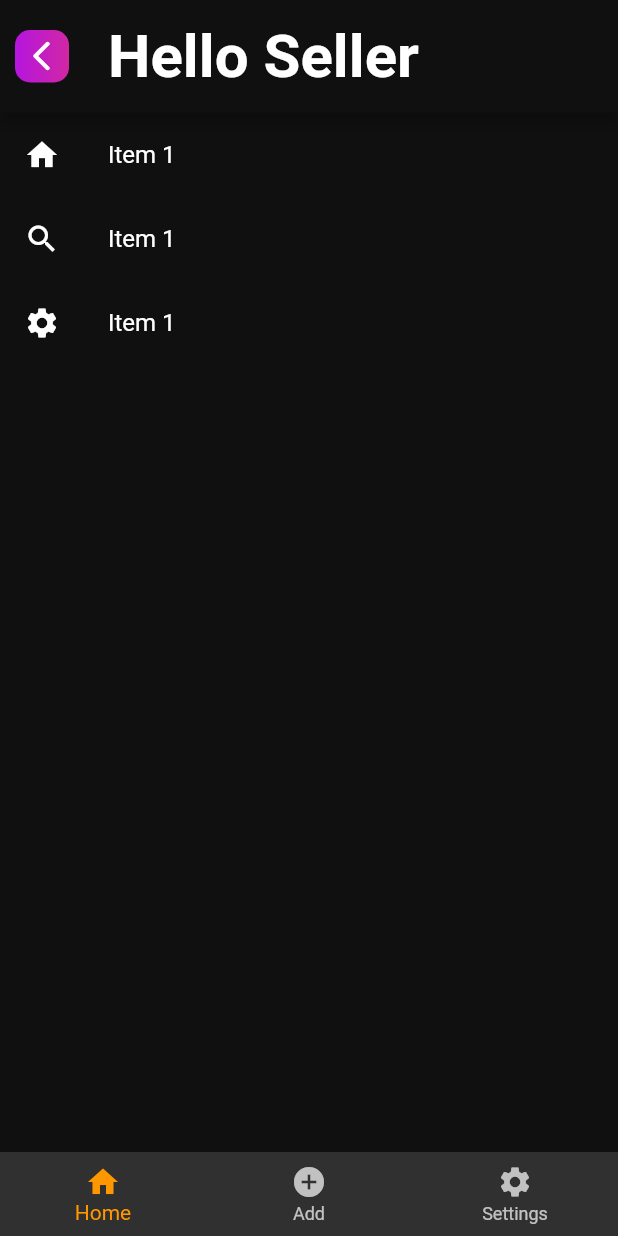
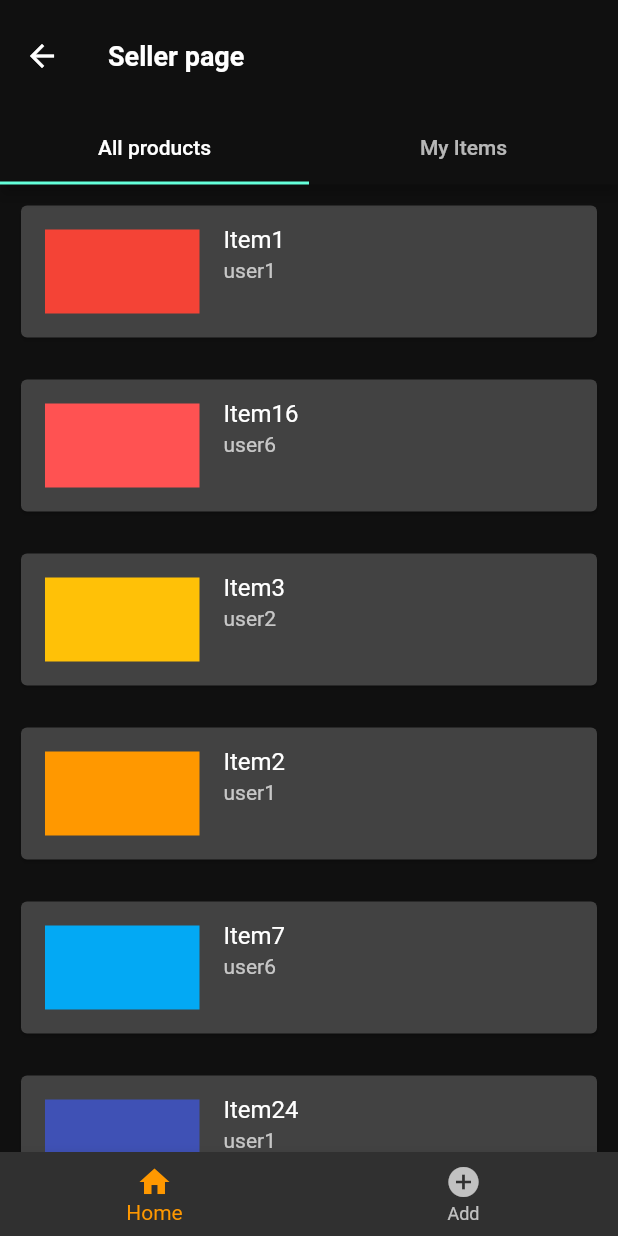
Before and after one commit to imrankhan8107/fcrit_mart, a Flutter app: the Sellerpage screen opened by its route, on a phone screen of 412 x 824 dp. Run offline on Flutter 3.47's test engine with Material 2 defaults, Android fonts, the light colour scheme and no system bars; our stand-ins replace cloud_firestore, firebase_auth, firebase_core, firebase_storage, fluttertoast, image_picker; accounts and stored records are empty.

Commit message:
Merge remote-tracking branch 'github/master'

```diff
--- /dev/null
+++ b/lib/components/list_of_items.dart
@@ -0,0 +1,38 @@
+import 'package:fcrit_mart/screens/seller_side/my_products.dart';
+import 'package:flutter/material.dart';
+
+Widget allproducts = ListView(
+  children: const [
+    CardswithDetails(color: Colors.red, subtitle: 'user1', title: 'Item1'),
+    CardswithDetails(
+        color: Colors.redAccent, title: 'Item16', subtitle: 'user6'),
+    CardswithDetails(color: Colors.amber, title: 'Item3', subtitle: 'user2'),
+    CardswithDetails(color: Colors.orange, title: 'Item2', subtitle: 'user1'),
+    CardswithDetails(
+        color: Colors.lightBlue, title: 'Item7', subtitle: 'user6'),
+    CardswithDetails(color: Colors.indigo, title: 'Item24', subtitle: 'user1'),
+    CardswithDetails(
+        color: Colors.deepPurple, title: 'Item8', subtitle: 'user1'),
+    CardswithDetails(color: Colors.blue, title: 'Item15', subtitle: 'user1'),
+    CardswithDetails(color: Colors.yellow, title: 'Item5', subtitle: 'user1'),
+    CardswithDetails(color: Colors.grey, title: 'Item8', subtitle: 'user3'),
+    CardswithDetails(color: Colors.green, title: 'Item9', subtitle: 'user1'),
+    CardswithDetails(color: Colors.lime, title: 'Item13', subtitle: 'user2'),
+    CardswithDetails(
+        color: Colors.lightGreenAccent, title: 'Item18', subtitle: 'user5'),
+    CardswithDetails(color: Colors.blueGrey, title: 'Item8', subtitle: 'user1'),
+  ],
+);
+
+Widget myproducts = ListView(
+  children: const [
+    CardswithDetails(color: Colors.red, subtitle: 'user1', title: 'Item1'),
+    CardswithDetails(color: Colors.orange, title: 'Item2', subtitle: 'user1'),
+    CardswithDetails(color: Colors.yellow, title: 'Item5', subtitle: 'user1'),
+    CardswithDetails(color: Colors.green, title: 'Item9', subtitle: 'user1'),
+    CardswithDetails(color: Colors.blue, title: 'Item15', subtitle: 'user1'),
+    CardswithDetails(color: Colors.indigo, title: 'Item24', subtitle: 'user1'),
+    CardswithDetails(
+        color: Colors.deepPurple, title: 'Item8', subtitle: 'user1'),
+  ],
+);
--- a/lib/screens/authentication/sign_in_page.dart
+++ b/lib/screens/authentication/sign_in_page.dart
@@ -37,7 +37,7 @@ class _SignInState extends State<SignIn> {
         title: const Text('Log in'),
       ),
       body: Padding(
-        padding: const EdgeInsets.symmetric(horizontal: 40),
+        padding: const EdgeInsets.symmetric(horizontal: 30),
         child: Column(
           mainAxisAlignment: MainAxisAlignment.spaceEvenly,
           crossAxisAlignment: CrossAxisAlignment.center,
@@ -58,6 +58,9 @@ class _SignInState extends State<SignIn> {
             //   ],
             // ),
             Image.asset('images/fcritlogo.png'),
+            const SizedBox(
+              height: 10,
+            ),
             Textfieldinput(
               textEditingController: _emailField,
               hinttext: 'Enter your Email',
--- a/lib/screens/buyer_side/buyer_page.dart
+++ b/lib/screens/buyer_side/buyer_page.dart
@@ -1,5 +1,5 @@
-import 'package:fcrit_mart/components/appbar_button.dart';
 import 'package:fcrit_mart/constants.dart';
+import 'package:fcrit_mart/screens/buyer_side/buyer_side_view.dart';
 import 'package:flutter/material.dart';
 
 class Buyerpage extends StatefulWidget {
@@ -14,35 +14,9 @@ class _BuyerpageState extends State<Buyerpage> {
   static const TextStyle optionStyle =
       TextStyle(fontSize: 30, fontWeight: FontWeight.bold);
   static final List<Widget> _widgetOptions = <Widget>[
-    Column(
-      children: [
-        Container(
-          child: ListTile(
-            leading: Icon(Icons.home),
-            title: Text('Item 1'),
-          ),
-        ),
-        Container(
-          child: ListTile(
-            leading: Icon(Icons.search),
-            title: Text('Item 1'),
-          ),
-        ),
-        Container(
-          child: ListTile(
-            leading: Icon(Icons.settings),
-            title: Text('Item 1'),
-          ),
-        ),
-      ],
-    ),
-    Text(
-      'Index 1: Search',
-      style: optionStyle,
-    ),
-    Text(
-      'Index 2: Settings',
-      style: optionStyle,
+    const BuyersideHomepage(),
+    const Center(
+      child: Text('Items Added to cart will be displayed here'),
     ),
   ];
 
@@ -57,14 +31,6 @@ class _BuyerpageState extends State<Buyerpage> {
     return Scaffold(
       body: _widgetOptions.elementAt(_selectedIndex),
       drawer: const AppDrawer(),
-      appBar: AppBar(
-        leading: Appbarbutton(
-          ontapAppbar: () {
-            Navigator.pop(context);
-          },
-        ),
-        title: const Text('Hello Buyer'),
-      ),
       bottomNavigationBar: BottomNavigationBar(
         currentIndex: _selectedIndex,
         onTap: _onItemTapped,
@@ -75,12 +41,8 @@ class _BuyerpageState extends State<Buyerpage> {
             label: 'Home',
           ),
           BottomNavigationBarItem(
-            icon: Icon(Icons.search),
-            label: 'Search',
-          ),
-          BottomNavigationBarItem(
-            icon: Icon(Icons.settings),
-            label: 'Settings',
+            icon: Icon(Icons.shopping_cart),
+            label: 'My Cart',
           ),
         ],
       ),
--- /dev/null
+++ b/lib/screens/buyer_side/buyer_side_view.dart
@@ -0,0 +1,86 @@
+import 'package:fcrit_mart/components/appbar_button.dart';
+import 'package:fcrit_mart/components/list_of_items.dart';
+import 'package:flutter/material.dart';
+
+class BuyersideHomepage extends StatelessWidget {
+  const BuyersideHomepage({Key? key}) : super(key: key);
+
+  @override
+  Widget build(BuildContext context) {
+    return DefaultTabController(
+      initialIndex: 0,
+      length: 2,
+      child: Scaffold(
+        appBar: AppBar(
+          title: const Text(
+            'Buyer view',
+            style: TextStyle(fontSize: 18),
+          ),
+          leading: Appbarbutton(
+            ontapAppbar: () {
+              Navigator.pop(context);
+            },
+          ),
+          bottom: const TabBar(
+            tabs: <Widget>[
+              Tab(
+                text: 'All products',
+              ),
+              Tab(
+                text: 'Search',
+              ),
+            ],
+          ),
+        ),
+        body: TabBarView(
+          children: [
+            allproducts,
+            Padding(
+              padding: const EdgeInsets.all(10.0),
+              child: TextFormField(
+                decoration: InputDecoration(
+                  hintText: 'Search',
+                  border: OutlineInputBorder(
+                    borderSide: Divider.createBorderSide(context),
+                  ),
+                ),
+              ),
+            ),
+          ],
+        ),
+      ),
+    );
+  }
+}
+
+class CardswithDetails extends StatelessWidget {
+  const CardswithDetails(
+      {Key? key,
+      required this.color,
+      required this.title,
+      required this.subtitle})
+      : super(key: key);
+  final Color color;
+  final String title;
+  final String subtitle;
+
+  @override
+  Widget build(BuildContext context) {
+    return Padding(
+      padding: const EdgeInsets.all(10.0),
+      child: Card(
+        child: ListTile(
+          leading: Container(
+            width: MediaQuery.of(context).size.width / 4,
+            height: MediaQuery.of(context).size.height,
+            color: color,
+          ),
+          title: Text(title),
+          subtitle: Text(subtitle),
+          // trailing: Icon(Icons.more_vert),
+          isThreeLine: true,
+        ),
+      ),
+    );
+  }
+}
--- /dev/null
+++ b/lib/screens/seller_side/my_products.dart
@@ -0,0 +1,70 @@
+import 'package:fcrit_mart/components/list_of_items.dart';
+import 'package:flutter/material.dart';
+
+class Myproducts extends StatelessWidget {
+  const Myproducts({Key? key}) : super(key: key);
+
+  @override
+  Widget build(BuildContext context) {
+    return DefaultTabController(
+      initialIndex: 0,
+      length: 2,
+      child: Scaffold(
+        appBar: AppBar(
+          title: Text(
+            'Seller page',
+            style: TextStyle(fontSize: 18),
+          ),
+          bottom: const TabBar(
+            tabs: <Widget>[
+              Tab(
+                text: 'All products',
+              ),
+              Tab(
+                text: 'My Items',
+              ),
+            ],
+          ),
+        ),
+        body: TabBarView(
+          children: [
+            allproducts,
+            myproducts,
+          ],
+        ),
+      ),
+    );
+  }
+}
+
+class CardswithDetails extends StatelessWidget {
+  const CardswithDetails(
+      {Key? key,
+      required this.color,
+      required this.title,
+      required this.subtitle})
+      : super(key: key);
+  final Color color;
+  final String title;
+  final String subtitle;
+
+  @override
+  Widget build(BuildContext context) {
+    return Padding(
+      padding: const EdgeInsets.all(10.0),
+      child: Card(
+        child: ListTile(
+          leading: Container(
+            width: MediaQuery.of(context).size.width / 4,
+            height: MediaQuery.of(context).size.height,
+            color: color,
+          ),
+          title: Text(title),
+          subtitle: Text(subtitle),
+          // trailing: Icon(Icons.more_vert),
+          isThreeLine: true,
+        ),
+      ),
+    );
+  }
+}
--- a/lib/screens/seller_side/seller_page.dart
+++ b/lib/screens/seller_side/seller_page.dart
@@ -1,8 +1,9 @@
 import 'dart:typed_data';
 
-import 'package:fcrit_mart/components/appbar_button.dart';
 import 'package:fcrit_mart/components/image.dart';
 import 'package:fcrit_mart/constants.dart';
+import 'package:fcrit_mart/flutterfire.dart';
+import 'package:fcrit_mart/screens/seller_side/my_products.dart';
 import 'package:flutter/cupertino.dart';
 import 'package:flutter/material.dart';
 import 'package:image_picker/image_picker.dart';
@@ -17,29 +18,37 @@ class Sellerpage extends StatefulWidget {
 class _SellerpageState extends State<Sellerpage> {
   Uint8List? _image;
   int _selectedIndex = 0;
-  TextStyle optionStyle = TextStyle(fontSize: 30, fontWeight: FontWeight.bold);
+  TextStyle optionStyle =
+      const TextStyle(fontSize: 30, fontWeight: FontWeight.bold);
+  final TextEditingController _productname = TextEditingController();
+  final TextEditingController _description = TextEditingController();
 
   @override
   Widget build(BuildContext context) {
     final List<Widget> _widgetOptions = <Widget>[
+      const Myproducts(),
       Column(
-        children: const [
-          ListTile(
-            leading: Icon(Icons.home),
-            title: Text('Item 1'),
+        mainAxisAlignment: MainAxisAlignment.center,
+        crossAxisAlignment: CrossAxisAlignment.stretch,
+        children: [
+          Padding(
+            padding: const EdgeInsets.symmetric(
+              vertical: 10,
+              horizontal: 30,
             ),
-          ListTile(
-            leading: Icon(Icons.search),
-            title: Text('Item 1'),
+            child: TextField(
+              maxLines: 1,
+              controller: _productname,
+              decoration: InputDecoration(
+                border: OutlineInputBorder(
+                  borderSide: Divider.createBorderSide(context),
                 ),
-          ListTile(
-            leading: Icon(Icons.settings),
-            title: Text('Item 1'),
+                hintText: 'Product Name',
+                filled: true,
+                contentPadding: const EdgeInsets.all(15),
               ),
-        ],
             ),
-      Column(
-        children: [
+          ),
           _image != null
               ? GestureDetector(
                   onTap: () async {
@@ -48,6 +57,10 @@ class _SellerpageState extends State<Sellerpage> {
                       _image = img;
                     });
                   },
+                  child: Padding(
+                    padding: const EdgeInsets.symmetric(
+                      horizontal: 30,
+                    ),
                     child: Container(
                       height: 200,
                       decoration: BoxDecoration(
@@ -57,10 +70,12 @@ class _SellerpageState extends State<Sellerpage> {
                         ),
                       ),
                       child: Row(
+                        mainAxisAlignment: MainAxisAlignment.center,
                         children: const [
                           Icon(Icons.add_a_photo),
                           Text('Add Image'),
                         ],
+                      ),
                     ),
                   ),
                 )
@@ -71,8 +86,12 @@ class _SellerpageState extends State<Sellerpage> {
                       _image = img;
                     });
                   },
+                  child: Padding(
+                    padding: const EdgeInsets.symmetric(
+                      horizontal: 30,
+                    ),
                     child: Container(
-                    height: 200,
+                      height: MediaQuery.of(context).size.height / 5,
                       decoration: const BoxDecoration(
                         image: DecorationImage(
                           image: AssetImage('images/bluebackground.jpg'),
@@ -80,6 +99,7 @@ class _SellerpageState extends State<Sellerpage> {
                         ),
                       ),
                       child: Row(
+                        mainAxisAlignment: MainAxisAlignment.center,
                         children: const [
                           Icon(Icons.add_a_photo),
                           Text('Add Image'),
@@ -87,18 +107,60 @@ class _SellerpageState extends State<Sellerpage> {
                       ),
                     ),
                   ),
-          const TextField(
+                ),
+          const SizedBox(
+            height: 30,
+          ),
+          Padding(
+            padding: const EdgeInsets.symmetric(
+              vertical: 10,
+              horizontal: 30,
+            ),
+            child: TextField(
+              maxLines: 5,
+              controller: _description,
               decoration: InputDecoration(
+                border: OutlineInputBorder(
+                  borderSide: Divider.createBorderSide(context),
+                ),
                 hintText: 'Description',
                 filled: true,
                 contentPadding: EdgeInsets.all(15),
               ),
             ),
+          ),
+          const SizedBox(
+            height: 30,
+          ),
+          GestureDetector(
+            onTap: () async {
+              try {
+                String photoUrl = await StorageMethods()
+                    .uploadimgtofirebase('productImages', _image!, false);
+                String imgres = await Authmethods().addImage(
+                    file: photoUrl,
+                    productName: _productname.text,
+                    description: _description.text);
+                print(imgres);
+                print(photoUrl);
+              } catch (e) {
+                print(e.toString());
+              }
+            },
+            child: Padding(
+              padding: const EdgeInsets.symmetric(
+                horizontal: 30,
+              ),
+              child: Container(
+                child: const Center(child: Text('Upload')),
+                padding: const EdgeInsets.all(20),
+                decoration: const BoxDecoration(
+                  gradient: kGradientcolor,
+                ),
+              ),
+            ),
+          )
         ],
-      ),
-      Text(
-        'Index 2: Settings',
-        style: optionStyle,
       ),
     ];
 
@@ -109,15 +171,8 @@ class _SellerpageState extends State<Sellerpage> {
     }
 
     return Scaffold(
+      resizeToAvoidBottomInset: false,
       drawer: const AppDrawer(),
-      appBar: AppBar(
-        leading: Appbarbutton(
-          ontapAppbar: () {
-            Navigator.pop(context);
-          },
-        ),
-        title: const Text('Hello Seller'),
-      ),
       body: _widgetOptions.elementAt(_selectedIndex),
       bottomNavigationBar: BottomNavigationBar(
         onTap: _onItemTapped,
@@ -133,10 +188,6 @@ class _SellerpageState extends State<Sellerpage> {
             icon: Icon(Icons.add_circle),
             label: 'Add',
           ),
-          BottomNavigationBarItem(
-            icon: Icon(Icons.settings),
-            label: 'Settings',
-          ),
         ],
       ),
     );
--- a/pubspec.yaml
+++ b/pubspec.yaml
@@ -15,6 +15,7 @@ dependencies:
   cloud_firestore: ^3.1.6
   fluttertoast: ^8.0.8
   image_picker: ^0.8.4+5
+  firebase_storage: ^10.2.6
 
 dev_dependencies:
   flutter_test:
```
Also changed, not shown: lib/components/image.dart (+31 -0 lines), lib/flutterfire.dart (+56 -3 lines), pubspec.lock, 2 other files. Lines whose indentation alone changed are shown as unchanged.
